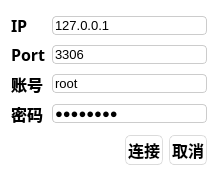
This is connectdatabase.ui in WRD123789/HomeDecorationPersonnelManagementSystem as Qt 5 draws it before an edit. The edited form follows.
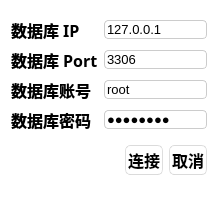
This is the edited form. Icons and pictures are not drawn.

What changed in the file:
```diff
--- a/connectdatabase.ui
+++ b/connectdatabase.ui
@@ -7,7 +7,7 @@
     <x>0</x>
     <y>0</y>
     <width>218</width>
-    <height>184</height>
+    <height>199</height>
    </rect>
   </property>
   <property name="windowTitle">
@@ -175,13 +175,13 @@
       <widget class="QLabel" name="ipLabel">
        <property name="font">
         <font>
-         <family>Microsoft JhengHei UI Light</family>
+         <family>宋体</family>
          <pointsize>12</pointsize>
          <bold>true</bold>
         </font>
        </property>
        <property name="text">
-        <string>IP</string>
+        <string>数据库 IP</string>
        </property>
       </widget>
      </item>
@@ -201,13 +201,13 @@
       <widget class="QLabel" name="portLabel">
        <property name="font">
         <font>
-         <family>Microsoft JhengHei UI Light</family>
+         <family>宋体</family>
          <pointsize>12</pointsize>
          <bold>true</bold>
         </font>
        </property>
        <property name="text">
-        <string>Port</string>
+        <string>数据库 Port</string>
        </property>
       </widget>
      </item>
@@ -233,7 +233,7 @@
         </font>
        </property>
        <property name="text">
-        <string>账号</string>
+        <string>数据库账号</string>
        </property>
       </widget>
      </item>
@@ -259,7 +259,7 @@
         </font>
        </property>
        <property name="text">
-        <string>密码</string>
+        <string>数据库密码</string>
        </property>
       </widget>
      </item>
```
Left out of the diff: 2 changed lines with no effect on the pictures.
